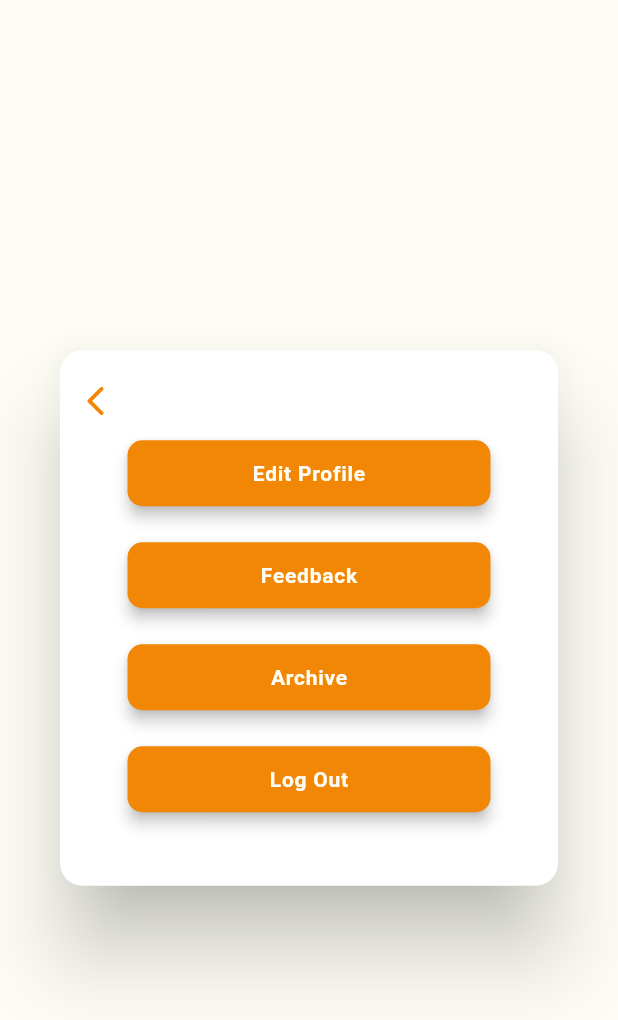
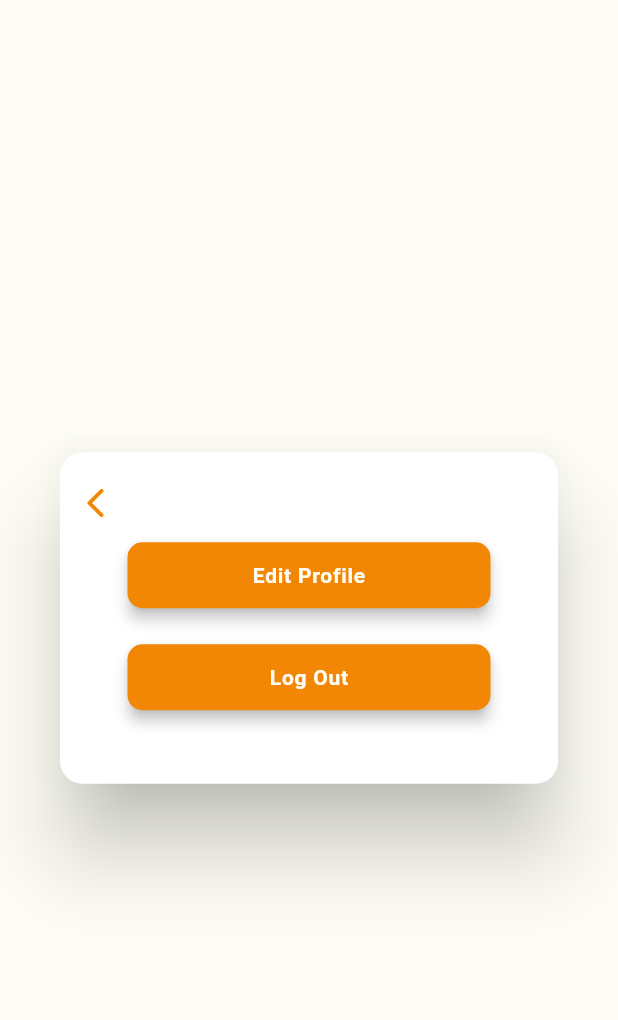
Before and after one commit to Eightttt/toucan, a Flutter app: the Settings widget shown alone on an empty page, opened directly with empty values, on a phone screen of 412 x 824 dp. Shown: the top 1020 px of the screen. Run offline on Flutter 3.47's test engine with Material 2 defaults, Android fonts, the phone set to English and light mode, and no system bars; our stand-ins replace cached_network_image, cloud_firestore, firebase_auth, firebase_core, firebase_storage, flutter_local_notifications and 5 more; missing offline and left inert: app_settings, flutter_date_interval; accounts and stored records are empty.

Commit message:
Remove archive and feedback buttons in settings

```diff
--- a/lib/pages/home/dashboard/dashboard.dart
+++ b/lib/pages/home/dashboard/dashboard.dart
@@ -592,32 +592,6 @@ class Settings extends StatelessWidget {
         Padding(
           padding: const EdgeInsets.fromLTRB(45, 10, 45, 10),
           child: ElevatedButton(
-            onPressed: () => {},
-            child: Text(
-              "Feedback",
-              style: TextStyle(fontSize: 14),
-            ),
-            style: ElevatedButton.styleFrom(
-              elevation: 4,
-            ),
-          ),
-        ),
-        Padding(
-          padding: const EdgeInsets.fromLTRB(45, 10, 45, 10),
-          child: ElevatedButton(
-            onPressed: () => {},
-            child: Text(
-              "Archive",
-              style: TextStyle(fontSize: 14),
-            ),
-            style: ElevatedButton.styleFrom(
-              elevation: 4,
-            ),
-          ),
-        ),
-        Padding(
-          padding: const EdgeInsets.fromLTRB(45, 10, 45, 10),
-          child: ElevatedButton(
             onPressed: () {
               _authService.logout();
               Navigator.of(context).pop();
```
